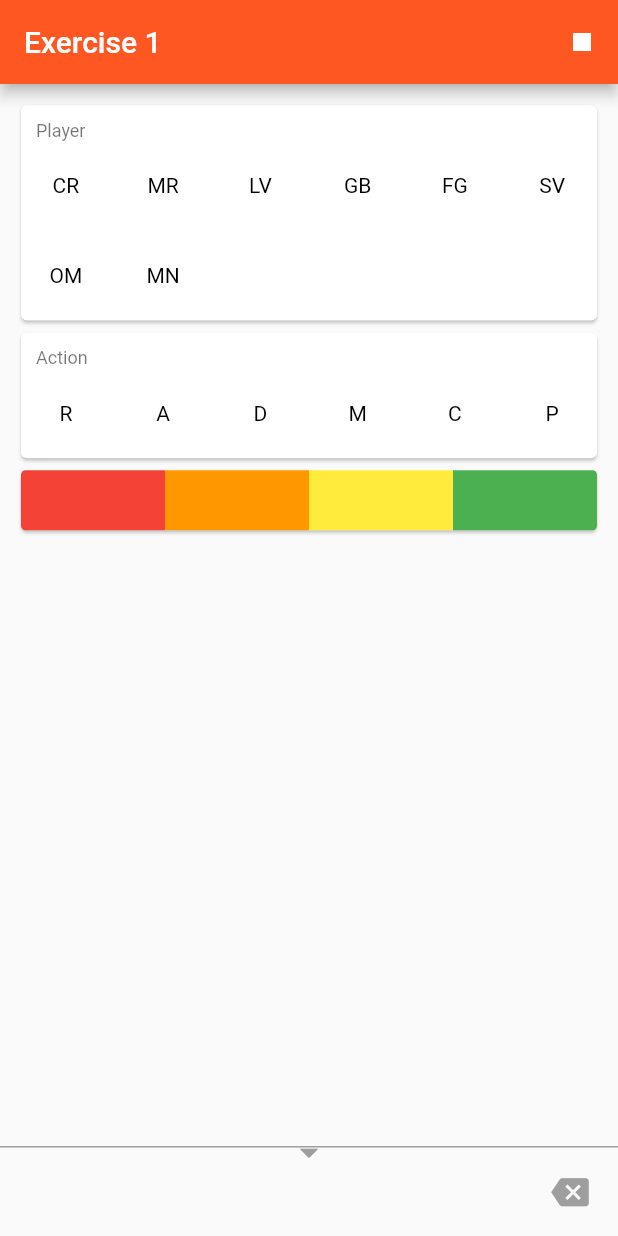
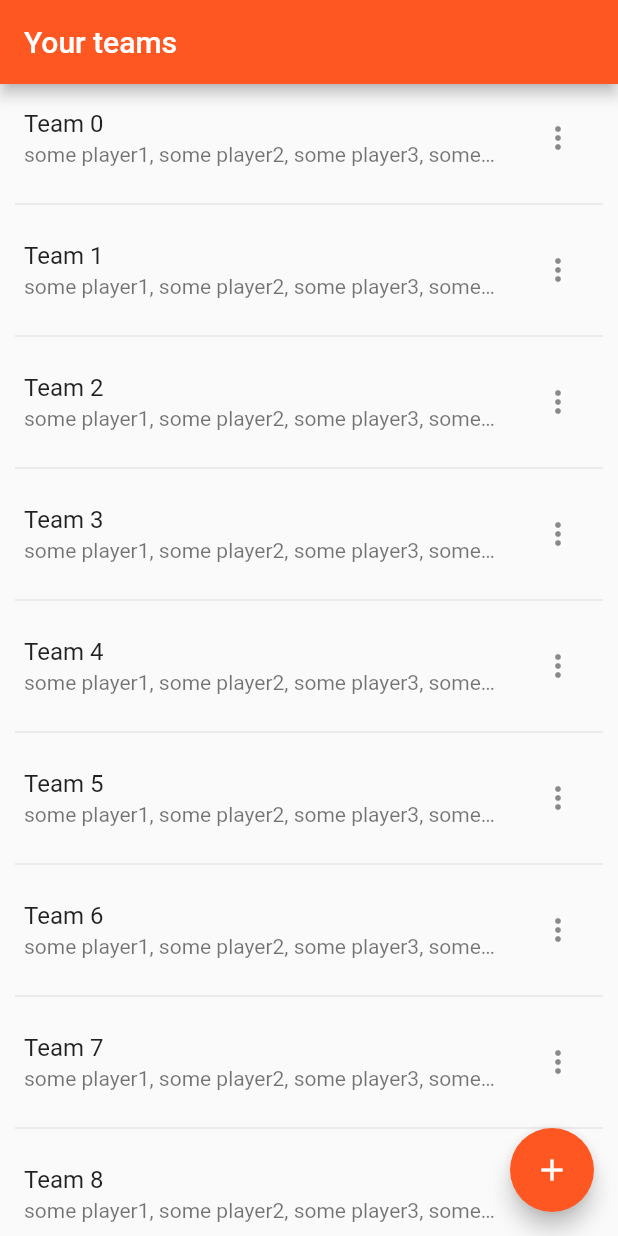
Before and after one commit to CarloRamponi/TrainingStats, a Flutter app: the screen it shows after launch, on a phone screen of 412 x 824 dp. Run offline on Flutter 3.47's test engine with Material 2 defaults, Android fonts, the light colour scheme and no system bars; our stand-ins replace sqflite; accounts and stored records are empty.

Commit message:
Team scene UI

```diff
--- /dev/null
+++ b/lib/datatypes/team.dart
@@ -0,0 +1,44 @@
+
+import 'package:training_stats/utils/db.dart';
+
+class Team {
+
+  int id;
+  String teamName;
+
+  Team({this.id, this.teamName});
+
+  static Team fromMap(Map<String, dynamic> m) {
+    return Team(id: m['id'], teamName: m['name']);
+  }
+
+  Map<String, dynamic> toMap() {
+
+    Map<String, dynamic> ret = {
+      'name' : this.teamName
+    };
+
+
+    if(id != null) {
+      ret['id'] = this.id;
+    }
+
+    return ret;
+  }
+
+}
+
+class TeamProvider {
+
+  static Future<Team> create({String teamName = ""}) async {
+    Team t = Team(teamName: teamName);
+    t.id = await (await DB.instance.db).insert('Team', t.toMap());
+    return t;
+  }
+
+  static Future<List<Team>> getAll() async {
+    List<Map<String, dynamic>> teams = await (await DB.instance.db).query('Team', columns: ['id', 'name']);
+    return teams.map((m) => Team.fromMap(m)).toList();
+  }
+
+}
--- /dev/null
+++ b/lib/routes/teams_scene.dart
@@ -0,0 +1,149 @@
+import 'package:flutter/material.dart';
+import 'package:flutter/widgets.dart';
+import 'package:training_stats/datatypes/team.dart';
+import 'package:training_stats/utils/db.dart';
+
+class TeamsScene extends StatefulWidget {
+  TeamsScene({Key key}) : super(key: key);
+
+  @override
+  _TeamsSceneState createState() => _TeamsSceneState();
+}
+
+enum TeamAction { edit, delete }
+
+class _TeamsSceneState extends State<TeamsScene> {
+
+  final GlobalKey<ScaffoldState> scaffoldKey = GlobalKey<ScaffoldState>();
+  Future<List<Team>> teams;
+
+  @override
+  void initState() {
+    teams = TeamProvider.getAll()..then((value) {
+      value.forEach((element) {print(element.teamName); });
+    });
+    super.initState();
+  }
+
+  void _handleDropDownMenu(int teamIndex, TeamAction action) async {
+    switch(action) {
+      case TeamAction.edit:
+
+        scaffoldKey.currentState.removeCurrentSnackBar();
+        scaffoldKey.currentState.showSnackBar(SnackBar(content: Text("Not yet implemented"), duration: Duration(milliseconds: 700),));
+
+        break;
+      case TeamAction.delete:
+        var result = await showDialog(
+            context: context,
+            builder: (_) => _confirmDeleteDialog()
+        );
+
+        if(result == true) {
+          scaffoldKey.currentState.removeCurrentSnackBar();
+          scaffoldKey.currentState.showSnackBar(SnackBar(content: Text("Not yet implemented"), duration: Duration(milliseconds: 700),));
+        }
+
+        break;
+    }
+  }
+
+  AlertDialog _confirmDeleteDialog() {
+    return AlertDialog(
+      title: Text("Are you sure?"),
+      content: Text("This action can't be undone!"),
+      actions: <Widget>[
+        FlatButton(
+          child: Text("Cancel"),
+          onPressed: () {
+            Navigator.pop(context, false);
+          },
+        ),
+        FlatButton(
+          child: Text("Delete"),
+          onPressed: () {
+            Navigator.pop(context, true);
+          },
+        )
+      ],
+    );
+  }
+
+  @override
+  Widget build(BuildContext context) {
+    return Scaffold(
+        key: scaffoldKey,
+        appBar: AppBar(
+          title: Text("Your teams"),
+        ),
+        floatingActionButton: FloatingActionButton(
+          child: Icon(Icons.add),
+          onPressed: () {
+            scaffoldKey.currentState.removeCurrentSnackBar();
+            scaffoldKey.currentState.showSnackBar(SnackBar(
+              content: Text("Not yet implemented"),
+              duration: Duration(milliseconds: 700),));
+          },
+        ),
+        body: SafeArea(
+          child: ListView.separated(
+              itemBuilder: (context, index) {
+
+                GlobalKey<PopupMenuButtonState> menuKey = GlobalKey<PopupMenuButtonState>();
+
+                return ListTile(
+                  title: Text("Team $index"),
+                  subtitle: Text(
+                      'some player1, some player2, some player3, some player4, some player 5',
+                      overflow: TextOverflow.ellipsis),
+                  trailing: PopupMenuButton<TeamAction>(
+                    key: menuKey,
+                    onSelected: (selectedDropDownItem) => _handleDropDownMenu(index, selectedDropDownItem),
+                    itemBuilder: (_) {
+                      return <PopupMenuEntry<TeamAction>>[
+                        PopupMenuItem<TeamAction>(
+                          value: TeamAction.edit,
+                          child: Row(
+                            children: <Widget>[
+                              Icon(Icons.edit),
+                              Padding(
+                                padding: EdgeInsets.only(left: 10.0),
+                                child: Text("Edit"),
+                              )
+                            ],
+                          ),
+                        ),
+                        PopupMenuItem<TeamAction>(
+                          value: TeamAction.delete,
+                          child: Row(
+                            children: <Widget>[
+                              Icon(Icons.delete),
+                              Padding(
+                                padding: EdgeInsets.only(left: 10.0),
+                                child: Text("Delete"),
+                              )
+                            ],
+                          ),
+                        )
+                      ];
+                    },
+                  ),
+                  onTap: () {
+
+                  },
+                  onLongPress: () {
+                    menuKey.currentState.showButtonMenu();
+                  },
+                );
+              },
+              separatorBuilder: (_, __) =>
+                  Padding(
+                    padding: EdgeInsets.symmetric(horizontal: 10.0),
+                    child: Divider(),
+                  ),
+              itemCount: 10
+          ),
+        )
+    );
+  }
+}
--- a/lib/utils/route_generator.dart
+++ b/lib/utils/route_generator.dart
@@ -5,6 +5,7 @@ import 'package:training_stats/datatypes/exercise_data.dart';
 import 'package:training_stats/datatypes/player_data.dart';
 import 'package:training_stats/datatypes/training_data.dart';
 import 'package:training_stats/routes/collect_data_scene.dart';
+import 'package:training_stats/routes/teams_scene.dart';
 import 'package:training_stats/utils/palette.dart';
 
 class RouteGenerator {
@@ -15,35 +16,40 @@ class RouteGenerator {
 
     switch (settings.name) {
       case "/":
+//        return MaterialPageRoute(
+//          builder: (_) {
+//            return CollectDataScene(
+//              training: TrainingData(
+//                exercise: ExerciseData(
+//                    name: "Exercise 1"
+//                ),
+//                players: <PlayerData>[
+//                  PlayerData(fullName: "Carlo Ramponi", shortName: "CR"),
+//                  PlayerData(fullName: "Mario Rossi", shortName: "MR"),
+//                  PlayerData(fullName: "Luca Verdi", shortName: "LV"),
+//                  PlayerData(fullName: "Giorgio Bianchi", shortName: "GB"),
+//                  PlayerData(fullName: "Fabio Gialli", shortName: "FG"),
+//                  PlayerData(fullName: "Stefano Violi", shortName: "SV"),
+//                  PlayerData(fullName: "Oscar Marroni", shortName: "OM"),
+//                  PlayerData(fullName: "Massimo Neri", shortName: "MN"),
+//                ],
+//                actions: <ActionData>[
+//                  ActionData(fullName: "Ricezione", shortName: "R"),
+//                  ActionData(fullName: "Attacco", shortName: "A"),
+//                  ActionData(fullName: "Difesa", shortName: "D"),
+//                  ActionData(fullName: "Muro", shortName: "M"),
+//                  ActionData(fullName: "Copertura", shortName: "C"),
+//                  ActionData(fullName: "Palleggio", shortName: "P"),
+//                ]
+//              ),
+//            );
+//          }
+//        );
+
         return MaterialPageRoute(
           builder: (_) {
-            return CollectDataScene(
-              training: TrainingData(
-                exercise: ExerciseData(
-                    name: "Exercise 1"
-                ),
-                players: <PlayerData>[
-                  PlayerData(fullName: "Carlo Ramponi", shortName: "CR"),
-                  PlayerData(fullName: "Mario Rossi", shortName: "MR"),
-                  PlayerData(fullName: "Luca Verdi", shortName: "LV"),
-                  PlayerData(fullName: "Giorgio Bianchi", shortName: "GB"),
-                  PlayerData(fullName: "Fabio Gialli", shortName: "FG"),
-                  PlayerData(fullName: "Stefano Violi", shortName: "SV"),
-                  PlayerData(fullName: "Oscar Marroni", shortName: "OM"),
-                  PlayerData(fullName: "Massimo Neri", shortName: "MN"),
-                ],
-                actions: <ActionData>[
-                  ActionData(fullName: "Ricezione", shortName: "R"),
-                  ActionData(fullName: "Attacco", shortName: "A"),
-                  ActionData(fullName: "Difesa", shortName: "D"),
-                  ActionData(fullName: "Muro", shortName: "M"),
-                  ActionData(fullName: "Copertura", shortName: "C"),
-                  ActionData(fullName: "Palleggio", shortName: "P"),
-                ]
-              ),
-            );
-          }
-        );
+            return TeamsScene();
+          });
         break;
       default:
         return _errorRoute();
```
Also changed, not shown: lib/utils/db.dart (+5 -5 lines), 2 other files.
